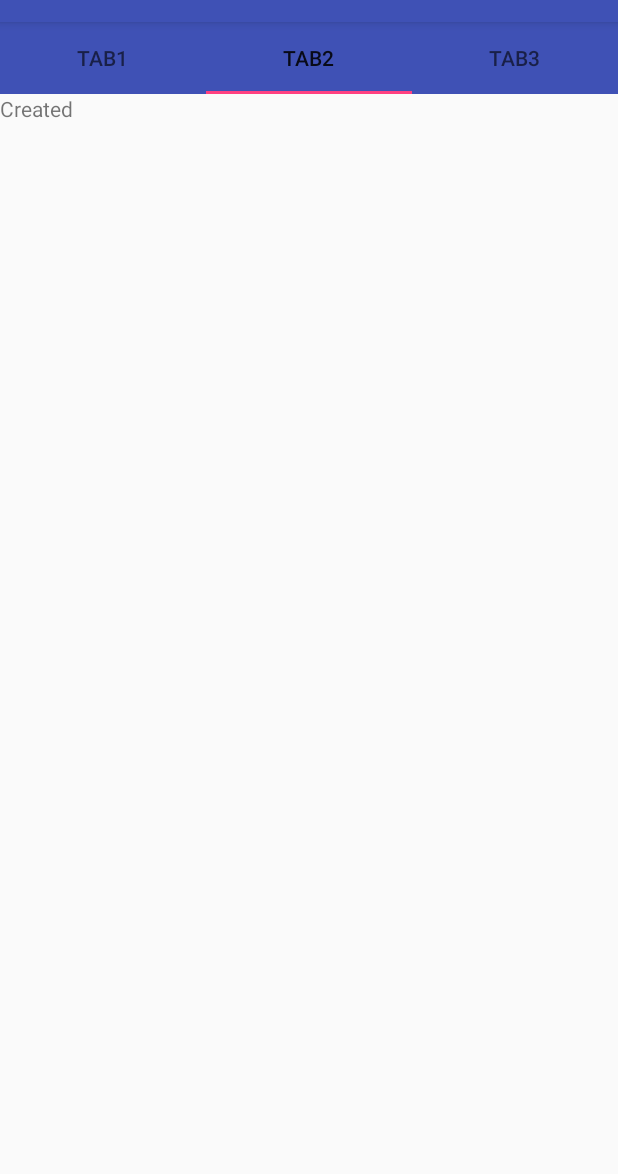
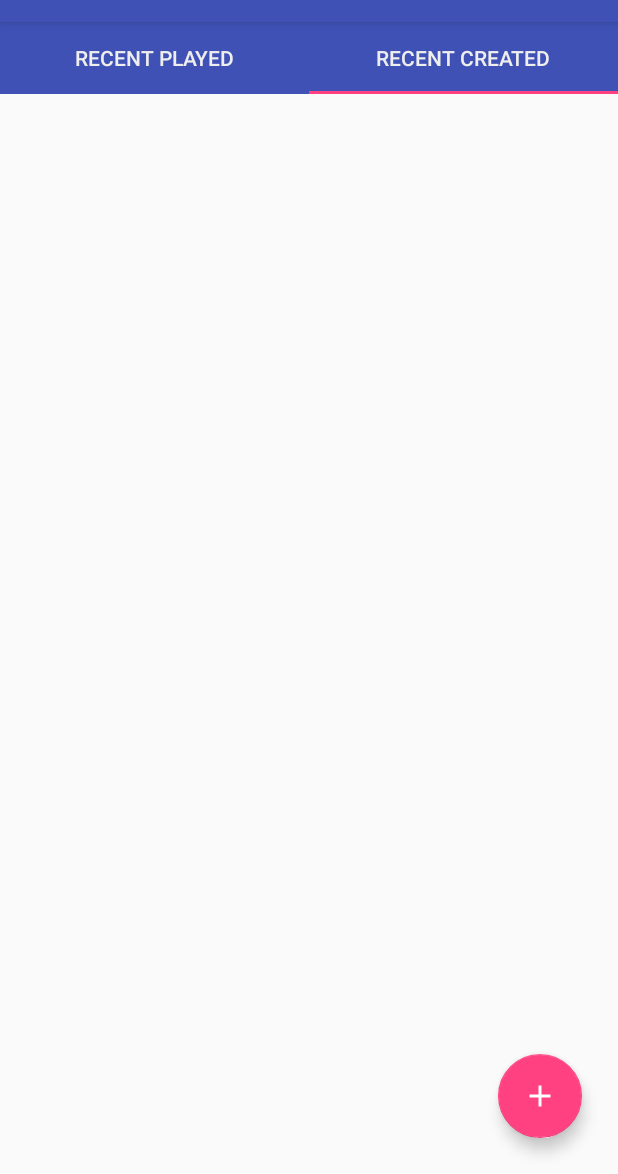
Before and after one commit to kirich74/QuestsApp, an Android app: the screen it shows after launch (MainActivity), tab 2 chosen, on a phone screen of 412 x 824 dp, the part 62-1236 px from its top. Run offline under Robolectric (Android 15) with nearby library versions, the phone set to English and light mode, and no system bars.

Commit message:
Нормально перелистывается мнжду недавним сыграным и недавно созданным

```diff
--- a/app/src/main/java/com/kirich74/questsapp/mainscreen/ChooseFragmentPagerAdapter.java
+++ b/app/src/main/java/com/kirich74/questsapp/mainscreen/ChooseFragmentPagerAdapter.java
@@ -4,6 +4,8 @@ package com.kirich74.questsapp.mainscreen;
  * Created by Kirill Pilipenko on 03.07.2017.
  */
 
+
+import com.kirich74.questsapp.R;
 
 import android.content.Context;
 import android.support.v4.app.Fragment;
@@ -12,9 +14,7 @@ import android.support.v4.app.FragmentPagerAdapter;
 
 public class ChooseFragmentPagerAdapter extends FragmentPagerAdapter {
 
-    final int PAGE_COUNT = 3;
-
-    private String tabTitles[] = new String[]{"Tab1", "Tab2", "Tab3"};
+    final int PAGE_COUNT = 2;
 
     private Context context;
 
@@ -30,8 +30,6 @@ public class ChooseFragmentPagerAdapter extends FragmentPagerAdapter {
                 return RecentlyPlayedFragment.newInstance(0);
             case 1:
                 return RecentlyCreatedFragment.newInstance(1);
-            case 2:
-                return RecentlyCreatedFragment.newInstance(2);
             default:
                 return null;
         }
@@ -44,6 +42,13 @@ public class ChooseFragmentPagerAdapter extends FragmentPagerAdapter {
 
     @Override
     public CharSequence getPageTitle(int position) {
-        return tabTitles[position];
+        switch (position) {
+            case 0:
+                return "Recent played";
+            case 1:
+                return "Recent created";
+            default:
+                return null;
+        }
     }
 }
--- /dev/null
+++ b/app/src/main/res/drawable/ic_add_white_24dp.xml
@@ -0,0 +1,9 @@
+<vector xmlns:android="http://schemas.android.com/apk/res/android"
+        android:width="24dp"
+        android:height="24dp"
+        android:viewportWidth="24.0"
+        android:viewportHeight="24.0">
+    <path
+        android:fillColor="#FFF"
+        android:pathData="M19,13h-6v6h-2v-6H5v-2h6V5h2v6h6v2z"/>
+</vector>
--- a/app/src/main/res/layout/activity_main.xml
+++ b/app/src/main/res/layout/activity_main.xml
@@ -9,6 +9,8 @@
         android:layout_width="match_parent"
         android:layout_height="wrap_content"
         app:tabBackground="@color/colorPrimary"
+        app:tabTextColor="@color/white"
+        app:tabSelectedTextColor="@color/white"
         app:tabMode="fixed" />
 
     <android.support.v4.view.ViewPager
--- a/app/src/main/res/layout/fragment_recently_created.xml
+++ b/app/src/main/res/layout/fragment_recently_created.xml
@@ -4,8 +4,17 @@
     android:layout_height="match_parent"
     tools:context=".mainscreen.MainActivity">
 
-    <TextView
+    <android.support.v7.widget.RecyclerView
+        android:layout_width="match_parent"
+        android:layout_height="match_parent">
+
+
+    </android.support.v7.widget.RecyclerView>
+
+    <android.support.design.widget.FloatingActionButton
         android:layout_width="wrap_content"
         android:layout_height="wrap_content"
-        android:text="Created" />
+        android:layout_gravity="bottom|end"
+        android:layout_margin="24dp"
+        android:src="@drawable/ic_add_white_24dp" />
 </FrameLayout>
--- a/app/src/main/res/values/colors.xml
+++ b/app/src/main/res/values/colors.xml
@@ -3,4 +3,5 @@
     <color name="colorPrimary">#3F51B5</color>
     <color name="colorPrimaryDark">#303F9F</color>
     <color name="colorAccent">#FF4081</color>
+    <color name="white">#EEE</color>
 </resources>
--- a/app/src/main/res/values/strings.xml
+++ b/app/src/main/res/values/strings.xml
@@ -1,3 +1,6 @@
 <resources>
     <string name="app_name">QuestsApp</string>
+    <string name="recent">recent</string>
+    <string name="played">played</string>
+    <string name="created">created</string>
 </resources>
```
